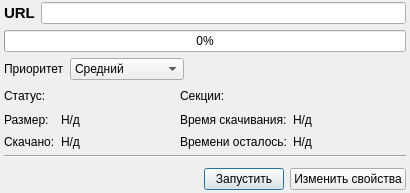
Qt form REXLoader/taskdialog.ui (RA9OAJ/rexloader) before a commit.
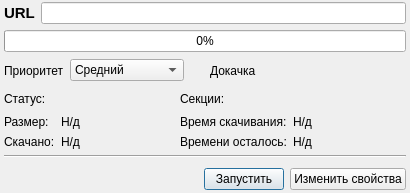
The same form after that commit. Icons and pictures are not drawn.

Diff of the .ui file:
```diff
--- a/REXLoader/taskdialog.ui
+++ b/REXLoader/taskdialog.ui
@@ -135,6 +135,58 @@
        </item>
       </widget>
      </item>
+     <item>
+      <spacer name="horizontalSpacer_4">
+       <property name="orientation">
+        <enum>Qt::Horizontal</enum>
+       </property>
+       <property name="sizeType">
+        <enum>QSizePolicy::Fixed</enum>
+       </property>
+       <property name="sizeHint" stdset="0">
+        <size>
+         <width>20</width>
+         <height>20</height>
+        </size>
+       </property>
+      </spacer>
+     </item>
+     <item>
+      <widget class="QLabel" name="label_9">
+       <property name="text">
+        <string>Докачка</string>
+       </property>
+      </widget>
+     </item>
+     <item>
+      <spacer name="horizontalSpacer_5">
+       <property name="orientation">
+        <enum>Qt::Horizontal</enum>
+       </property>
+       <property name="sizeType">
+        <enum>QSizePolicy::Fixed</enum>
+       </property>
+       <property name="sizeHint" stdset="0">
+        <size>
+         <width>7</width>
+         <height>20</height>
+        </size>
+       </property>
+      </spacer>
+     </item>
+     <item>
+      <widget class="QLabel" name="acceptIcon">
+       <property name="minimumSize">
+        <size>
+         <width>0</width>
+         <height>16</height>
+        </size>
+       </property>
+       <property name="text">
+        <string/>
+       </property>
+      </widget>
+     </item>
      <item>
       <spacer name="horizontalSpacer_2">
        <property name="orientation">
```
